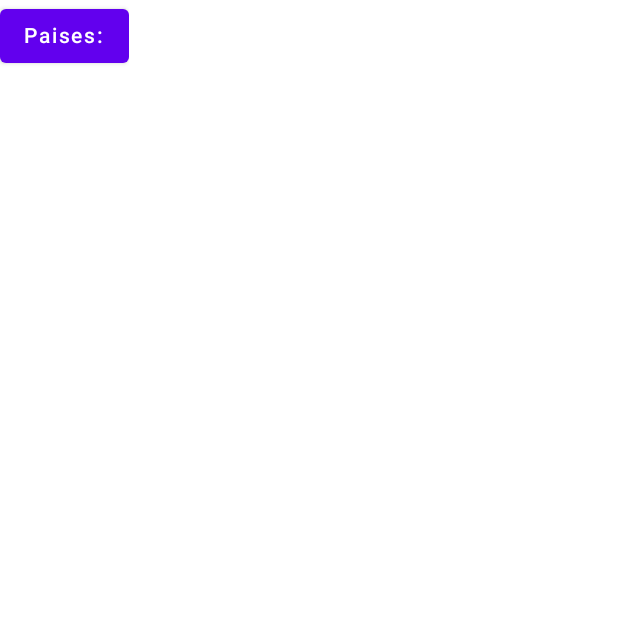
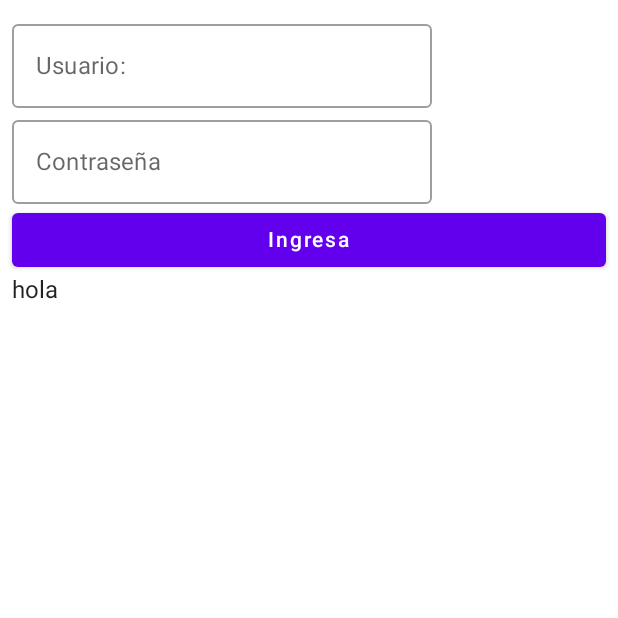
Before and after one commit to fedebarco/pruebaQinaya, an Android app built with Jetpack Compose: the screen it shows after launch (MainActivity), on a phone screen of 412 x 824 dp, the top half of it. Run offline under Robolectric (Android 15) with nearby library versions, the phone set to English and light mode, and no system bars; our stand-ins replace livedata-compose.

Commit message:
Takeshi la buena

```diff
--- a/app/build.gradle
+++ b/app/build.gradle
@@ -67,4 +67,7 @@ dependencies {
     implementation("org.jetbrains.kotlinx:kotlinx-coroutines-android:1.3.9")
     implementation("androidx.navigation:navigation-compose:2.4.0-beta02")
     implementation("androidx.compose.runtime:runtime-livedata:1.1.0-beta02")
+    implementation 'com.squareup.okhttp3:okhttp:4.9.0'
+    // Gson (To convert raw JSON to pretty JSON)
+    implementation 'com.google.code.gson:gson:2.8.6'
 }
--- a/app/src/main/java/com/example/pruebaqinaya/APIservice.kt
+++ b/app/src/main/java/com/example/pruebaqinaya/APIservice.kt
@@ -1,10 +1,20 @@
 package com.example.pruebaqinaya
 
+import okhttp3.RequestBody
+import okhttp3.ResponseBody
 import retrofit2.Call
+import retrofit2.Response
+import retrofit2.http.Body
 import retrofit2.http.GET
+import retrofit2.http.POST
 import retrofit2.http.Url
 
 interface APIservice {
     @GET
     fun getcountries(@Url url:String): Call<List<countriesResponse>>
+
+
+    @POST ("v2/mobile/login")
+    suspend fun userLogin(@Body requestBody: RequestBody):Response<ResponseBody>
+
 }
--- a/app/src/main/java/com/example/pruebaqinaya/MainActivity.kt
+++ b/app/src/main/java/com/example/pruebaqinaya/MainActivity.kt
@@ -8,14 +8,9 @@ import androidx.compose.foundation.background
 import androidx.compose.foundation.layout.*
 import androidx.compose.foundation.lazy.LazyColumn
 import androidx.compose.foundation.lazy.items
-import androidx.compose.material.Button
-import androidx.compose.material.MaterialTheme
-import androidx.compose.material.Surface
-import androidx.compose.material.Text
-import androidx.compose.runtime.Composable
-import androidx.compose.runtime.getValue
+import androidx.compose.material.*
+import androidx.compose.runtime.*
 import androidx.compose.runtime.livedata.observeAsState
-import androidx.compose.runtime.remember
 import androidx.compose.ui.Alignment
 import androidx.compose.ui.Modifier
 import androidx.compose.ui.tooling.preview.Preview
@@ -46,9 +41,9 @@ class MainActivity : ComponentActivity() {
 fun MainNavigation(model: MainViewModel){
     model.searchCountries()
     val countriesNames= model.countries.value
-    val prueba=model.respuesta.value
     val navController = rememberNavController()
-    NavHost(navController = navController, startDestination = "main_page") {
+    NavHost(navController = navController, startDestination = "login_qinaya") {
+        composable("login_qinaya") { LoginQinaya(model = model) }
         composable("main_page") { MainPage(navController = navController) }
         composable("countries_screen") { CountriesScreen(countriesNames = countriesNames?: listOf("colombia"),model=model) }
         /*...*/
@@ -58,6 +53,31 @@ fun MainNavigation(model: MainViewModel){
 @Composable
 fun Greeting(name: String) {
     Text(text = "Hello $name!")
+}
+
+@Composable
+fun LoginQinaya(model: MainViewModel){
+    var textUser by remember { mutableStateOf("") }
+    var textPassword by remember { mutableStateOf("") }
+    val textResponse by model.toLogin.observeAsState()
+    Column(modifier = Modifier
+        .fillMaxWidth()
+        .padding(8.dp)) {
+        Column {
+            OutlinedTextField(value = textUser, onValueChange ={textUser=it},label = { Text(text = "Usuario:")} )
+            OutlinedTextField(value = textPassword, onValueChange ={textPassword=it},label = { Text(text = "Contraseña")} )
+            Button(
+                modifier = Modifier.fillMaxWidth(),
+                onClick = { model.rawJSON(textUser,textPassword) }
+            ) {
+                Text("Ingresa")
+            }
+            Text("$textResponse")
+        }
+
+
+    }
+
 }
 
 @Composable
@@ -73,7 +93,7 @@ fun MainPage(navController: NavController) {
 @Composable
 fun CountriesScreen(countriesNames:List<String>,model: MainViewModel) {
 
-    var prueba=model.respuesta.observeAsState()
+    val prueba=model.respuesta.observeAsState()
 
 
     Column(verticalArrangement = Arrangement.Center,horizontalAlignment = Alignment.CenterHorizontally,modifier = Modifier
```
Also changed, not shown: app/src/main/java/com/example/pruebaqinaya/MainViewModel.kt (+47 -0 lines).
